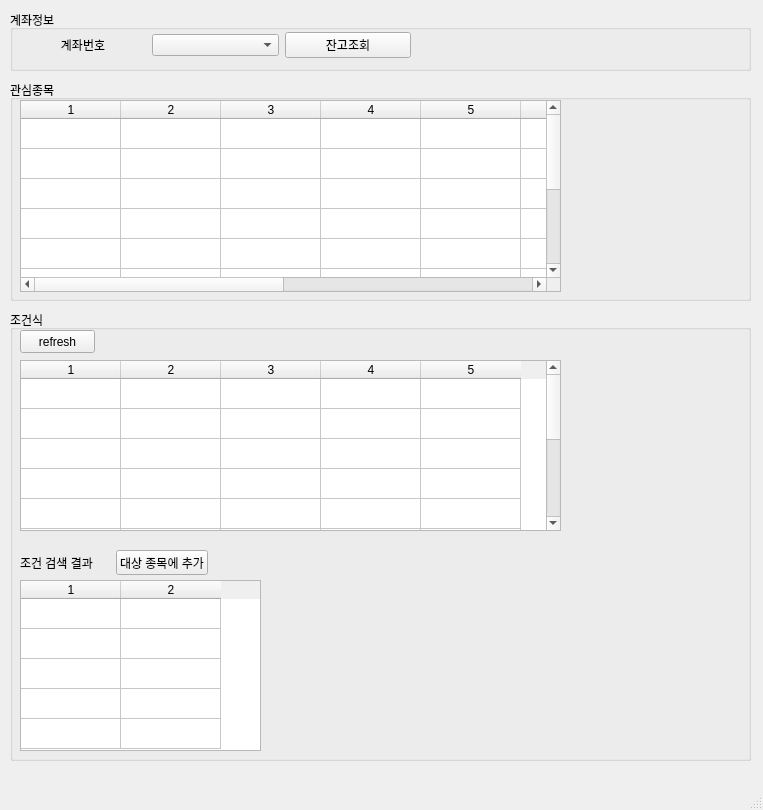
Before: the Qt Designer form ui/MainWindow.ui in mechurak/SnsTradeBot, drawn with Qt 5.
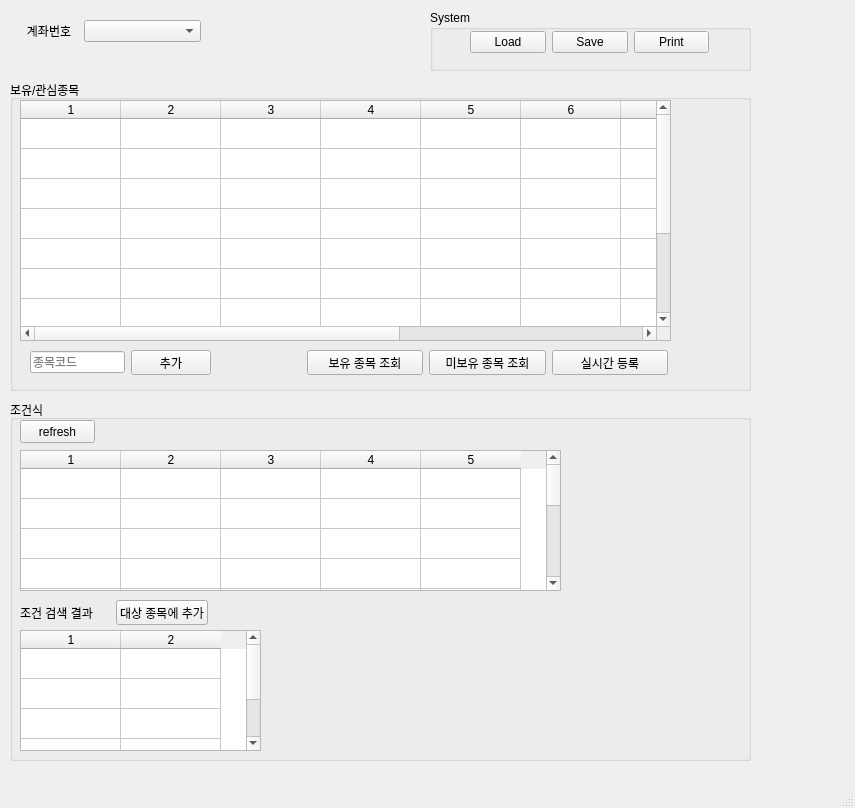
After: the same form once the commit is applied.

Diff of the .ui file:
```diff
--- a/ui/MainWindow.ui
+++ b/ui/MainWindow.ui
@@ -6,66 +6,21 @@
    <rect>
     <x>0</x>
     <y>0</y>
-    <width>763</width>
-    <height>810</height>
+    <width>855</width>
+    <height>808</height>
    </rect>
   </property>
   <property name="windowTitle">
    <string notr="true">SnsTradeBot</string>
   </property>
   <widget class="QWidget" name="centralwidget">
-   <widget class="QGroupBox" name="groupBox">
-    <property name="geometry">
-     <rect>
-      <x>10</x>
-      <y>10</y>
-      <width>741</width>
-      <height>61</height>
-     </rect>
-    </property>
-    <property name="title">
-     <string>계좌정보</string>
-    </property>
-    <widget class="QWidget" name="layoutWidget">
-     <property name="geometry">
-      <rect>
-       <x>10</x>
-       <y>20</y>
-       <width>391</width>
-       <height>30</height>
-      </rect>
-     </property>
-     <layout class="QHBoxLayout" name="horizontalLayout_2">
-      <item>
-       <widget class="QLabel" name="label_2">
-        <property name="text">
-         <string>계좌번호</string>
-        </property>
-        <property name="alignment">
-         <set>Qt::AlignCenter</set>
-        </property>
-       </widget>
-      </item>
-      <item>
-       <widget class="QComboBox" name="combo_account"/>
-      </item>
-      <item>
-       <widget class="QPushButton" name="btn_balance">
-        <property name="text">
-         <string>잔고조회</string>
-        </property>
-       </widget>
-      </item>
-     </layout>
-    </widget>
-   </widget>
    <widget class="QGroupBox" name="groupBox_2">
     <property name="geometry">
      <rect>
       <x>10</x>
-      <y>310</y>
+      <y>400</y>
       <width>741</width>
-      <height>451</height>
+      <height>361</height>
      </rect>
     </property>
     <property name="title">
@@ -90,7 +45,7 @@
        <x>10</x>
        <y>50</y>
        <width>541</width>
-       <height>171</height>
+       <height>141</height>
       </rect>
      </property>
      <property name="rowCount">
@@ -123,9 +78,9 @@
      <property name="geometry">
       <rect>
        <x>10</x>
-       <y>270</y>
+       <y>230</y>
        <width>241</width>
-       <height>171</height>
+       <height>121</height>
       </rect>
      </property>
      <property name="rowCount">
@@ -149,7 +104,7 @@
      <property name="geometry">
       <rect>
        <x>10</x>
-       <y>240</y>
+       <y>200</y>
        <width>188</width>
        <height>25</height>
       </rect>
@@ -178,19 +133,19 @@
       <x>10</x>
       <y>80</y>
       <width>741</width>
-      <height>221</height>
+      <height>311</height>
      </rect>
     </property>
     <property name="title">
-     <string>관심종목</string>
+     <string>보유/관심종목</string>
     </property>
     <widget class="QTableWidget" name="table_balance">
      <property name="geometry">
       <rect>
        <x>10</x>
        <y>20</y>
-       <width>541</width>
-       <height>192</height>
+       <width>651</width>
+       <height>241</height>
       </rect>
      </property>
      <property name="rowCount">
@@ -223,6 +178,143 @@
      <column/>
      <column/>
     </widget>
+    <widget class="QWidget" name="">
+     <property name="geometry">
+      <rect>
+       <x>20</x>
+       <y>270</y>
+       <width>181</width>
+       <height>25</height>
+      </rect>
+     </property>
+     <layout class="QHBoxLayout" name="horizontalLayout_4" stretch="2,1">
+      <property name="spacing">
+       <number>6</number>
+      </property>
+      <item>
+       <widget class="QLineEdit" name="edit_code">
+        <property name="placeholderText">
+         <string>종목코드</string>
+        </property>
+       </widget>
+      </item>
+      <item>
+       <widget class="QPushButton" name="btn_code_add">
+        <property name="text">
+         <string>추가</string>
+        </property>
+       </widget>
+      </item>
+     </layout>
+    </widget>
+    <widget class="QWidget" name="">
+     <property name="geometry">
+      <rect>
+       <x>297</x>
+       <y>270</y>
+       <width>361</width>
+       <height>25</height>
+      </rect>
+     </property>
+     <layout class="QHBoxLayout" name="horizontalLayout_5">
+      <item>
+       <widget class="QPushButton" name="btn_balance">
+        <property name="text">
+         <string>보유 종목 조회</string>
+        </property>
+       </widget>
+      </item>
+      <item>
+       <widget class="QPushButton" name="btn_interest_balance">
+        <property name="text">
+         <string>미보유 종목 조회</string>
+        </property>
+       </widget>
+      </item>
+      <item>
+       <widget class="QPushButton" name="btn_real">
+        <property name="text">
+         <string>실시간 등록</string>
+        </property>
+       </widget>
+      </item>
+     </layout>
+    </widget>
+   </widget>
+   <widget class="QGroupBox" name="groupBox_4">
+    <property name="geometry">
+     <rect>
+      <x>430</x>
+      <y>10</y>
+      <width>321</width>
+      <height>61</height>
+     </rect>
+    </property>
+    <property name="title">
+     <string>System</string>
+    </property>
+    <widget class="QWidget" name="">
+     <property name="geometry">
+      <rect>
+       <x>40</x>
+       <y>20</y>
+       <width>239</width>
+       <height>25</height>
+      </rect>
+     </property>
+     <layout class="QHBoxLayout" name="horizontalLayout_3">
+      <item>
+       <widget class="QPushButton" name="btn_load">
+        <property name="text">
+         <string>Load</string>
+        </property>
+       </widget>
+      </item>
+      <item>
+       <widget class="QPushButton" name="btn_save">
+        <property name="text">
+         <string>Save</string>
+        </property>
+       </widget>
+      </item>
+      <item>
+       <widget class="QPushButton" name="btn_print">
+        <property name="text">
+         <string>Print</string>
+        </property>
+       </widget>
+      </item>
+     </layout>
+    </widget>
+   </widget>
+   <widget class="QWidget" name="">
+    <property name="geometry">
+     <rect>
+      <x>20</x>
+      <y>20</y>
+      <width>181</width>
+      <height>22</height>
+     </rect>
+    </property>
+    <layout class="QHBoxLayout" name="horizontalLayout_2" stretch="1,2">
+     <item>
+      <widget class="QLabel" name="label_2">
+       <property name="text">
+        <string>계좌번호</string>
+       </property>
+       <property name="alignment">
+        <set>Qt::AlignCenter</set>
+       </property>
+      </widget>
+     </item>
+     <item>
+      <widget class="QComboBox" name="combo_account">
+       <property name="enabled">
+        <bool>true</bool>
+       </property>
+      </widget>
+     </item>
+    </layout>
    </widget>
   </widget>
   <widget class="QStatusBar" name="statusbar"/>
```
Left out of the diff: 4 changed lines with no effect on the pictures.
